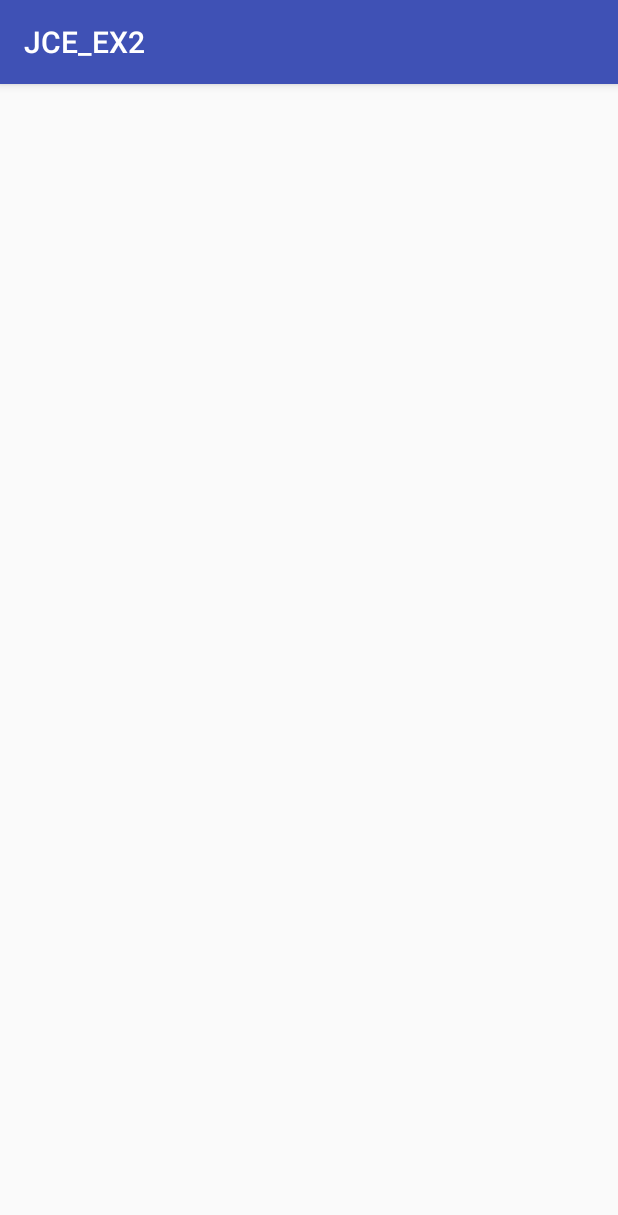
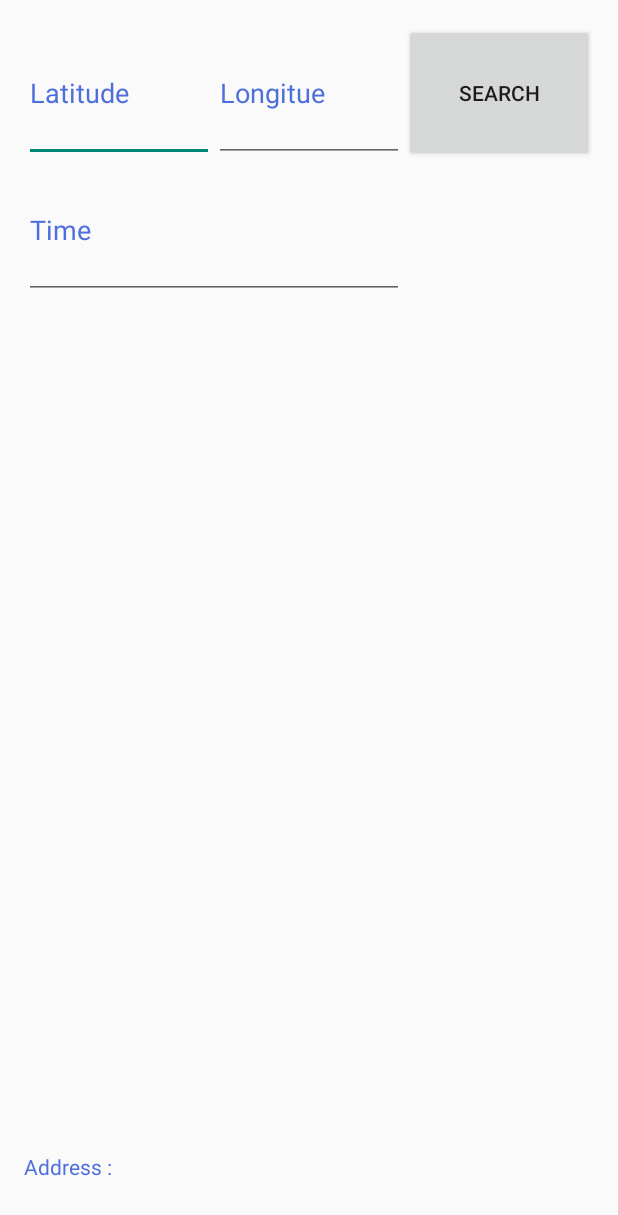
Before and after one commit to MuhammadNe/JCE-Android-Course, an Android app: the screen it shows after launch (MainActivity), on a phone screen of 412 x 824 dp. Shown: the top 1215 px of the screen. Run offline under Robolectric (Android 15) with nearby library versions, the phone set to English and light mode, and no system bars.

Commit message:
Adding location dynamically in database and listView, Layout improved

```diff
--- a/app/src/main/AndroidManifest.xml
+++ b/app/src/main/AndroidManifest.xml
@@ -6,14 +6,15 @@
     <uses-permission android:name="android.permission.ACCESS_FINE_LOCATION" />
 
 
-
     <application
         android:allowBackup="true"
         android:icon="@mipmap/ic_launcher"
         android:label="@string/app_name"
         android:supportsRtl="true"
-        android:theme="@style/AppTheme">
-        <activity android:name=".MainActivity">
+        android:theme="@style/Theme.AppCompat.Light.NoActionBar">
+        <activity
+            android:name=".MainActivity"
+            android:windowSoftInputMode="adjustResize|stateHidden">
             <intent-filter>
                 <action android:name="android.intent.action.MAIN" />
 
--- a/app/src/main/java/ex1/jce/com/jce_ex2/MainActivity.java
+++ b/app/src/main/java/ex1/jce/com/jce_ex2/MainActivity.java
@@ -4,6 +4,7 @@ import android.Manifest;
 import android.content.Intent;
 import android.content.pm.PackageManager;
 import android.database.Cursor;
+import android.database.MatrixCursor;
 import android.location.Location;
 import android.net.Uri;
 import android.provider.Settings;
@@ -23,6 +24,9 @@ import com.google.android.gms.location.LocationListener;
 import com.google.android.gms.location.LocationRequest;
 import com.google.android.gms.location.LocationServices;
 
+import java.security.Timestamp;
+import java.util.Date;
+
 public class MainActivity extends AppCompatActivity implements AdapterView.OnItemClickListener, LocationListener, GoogleApiClient.ConnectionCallbacks, GoogleApiClient.OnConnectionFailedListener {
 
     private GoogleApiClient googleApiClient; // Object that is used to connect to google maps API, must be built to use fused location
@@ -32,13 +36,16 @@ public class MainActivity extends AppCompatActivity implements AdapterView.OnIte
     final private int PERMISSION_REQUEST_CODE = 1;
 
     DatabaseHandler db;
+    Cursor cursor;
+    ListView listView;
+    CustomCursorAdapter customCursorAdapter;
 
     @Override
     protected void onCreate(Bundle savedInstanceState) {
         super.onCreate(savedInstanceState);
         setContentView(R.layout.activity_main);
 
-        ListView listView = (ListView) findViewById(R.id.listView);
+        listView = (ListView) findViewById(R.id.listView);
         //build google api client for fused location method
         googleApiClient = new GoogleApiClient.Builder(getApplicationContext())
                 .addApi(LocationServices.API)
@@ -48,12 +55,11 @@ public class MainActivity extends AppCompatActivity implements AdapterView.OnIte
 
         db = new DatabaseHandler(this);
 
-        //db.addLocation(new LocationData("lala", "nym", "madafaka"));
-        //db.addLocation(new LocationData("iddqd", "idkfa", "idclip"));
+
         /**
          * CRUD Operations
          * */
-        Cursor cursor = db.getAllLocations();
+        cursor = db.getAllLocations();
         while (cursor.moveToNext()) {
             System.out.print(cursor.getString(0) + " / ");
             System.out.print(cursor.getString(1) + " / ");
@@ -62,9 +68,10 @@ public class MainActivity extends AppCompatActivity implements AdapterView.OnIte
 
         }
 
-        CustomCursorAdapter customCursorAdapter = new CustomCursorAdapter(getApplicationContext(), cursor);
+        customCursorAdapter = new CustomCursorAdapter(getApplicationContext(), cursor);
         listView.setAdapter(customCursorAdapter);
         listView.setOnItemClickListener(this);
+
 
     }
 
@@ -156,6 +163,15 @@ public class MainActivity extends AppCompatActivity implements AdapterView.OnIte
 
         if (location != null) {
             //if(oldLocation != null)
+
+            db.addLocation(new LocationData(Double.toString(location.getLatitude()), Double.toString(location.getLongitude()), Long.toString(System.currentTimeMillis())));
+            cursor = db.getAllLocations();
+            customCursorAdapter.changeCursor(cursor);
+           // customCursorAdapter = new CustomCursorAdapter(getApplicationContext(), cursor);
+           // listView.setAdapter(customCursorAdapter);
+
+
+
             System.out.println(location.getLatitude() + " // " + location.getLongitude());
         } else {
             System.out.println("> Location = NULL");
--- a/app/src/main/res/layout/activity_main.xml
+++ b/app/src/main/res/layout/activity_main.xml
@@ -1,16 +1,124 @@
 <?xml version="1.0" encoding="utf-8"?>
-<RelativeLayout xmlns:android="http://schemas.android.com/apk/res/android"
+<LinearLayout xmlns:android="http://schemas.android.com/apk/res/android"
     xmlns:tools="http://schemas.android.com/tools"
     android:layout_width="match_parent"
     android:layout_height="match_parent"
+    android:orientation="vertical"
     android:paddingBottom="@dimen/activity_vertical_margin"
     android:paddingLeft="@dimen/activity_horizontal_margin"
     android:paddingRight="@dimen/activity_horizontal_margin"
     android:paddingTop="@dimen/activity_vertical_margin"
     tools:context="ex1.jce.com.jce_ex2.MainActivity">
 
-   <ListView
-       android:id="@+id/listView"
-       android:layout_width="match_parent"
-       android:layout_height="match_parent"></ListView>
-</RelativeLayout>
+    <LinearLayout
+        android:layout_width="match_parent"
+        android:layout_height="match_parent"
+        android:layout_weight="0.5"
+        android:orientation="vertical">
+
+        <LinearLayout
+            android:layout_width="match_parent"
+            android:layout_height="match_parent"
+            android:layout_weight="0.5"
+            android:orientation="horizontal">
+
+            <RelativeLayout
+                android:layout_width="match_parent"
+                android:layout_height="match_parent"
+                android:layout_weight="0.3">
+
+                <EditText
+                    android:layout_width="match_parent"
+                    android:layout_height="match_parent"
+                    android:hint="Latitude"
+                    android:inputType="numberDecimal"
+                    android:textColorHint="#FF4D6EDC" />
+            </RelativeLayout>
+
+
+            <RelativeLayout
+                android:layout_width="match_parent"
+                android:layout_height="match_parent"
+                android:layout_weight="0.3">
+
+                <EditText
+                    android:layout_width="match_parent"
+                    android:layout_height="match_parent"
+                    android:hint="Longitue"
+                    android:inputType="numberDecimal"
+                    android:textColorHint="#FF4D6EDC" />
+            </RelativeLayout>
+
+
+            <RelativeLayout
+                android:layout_width="match_parent"
+                android:layout_height="match_parent"
+                android:layout_weight="0.3">
+
+                <Button
+                    android:layout_width="match_parent"
+                    android:layout_height="match_parent"
+                    android:text="Search" />
+            </RelativeLayout>
+
+        </LinearLayout>
+
+        <LinearLayout
+            android:layout_width="match_parent"
+            android:layout_height="match_parent"
+            android:layout_weight="0.5"
+            android:orientation="horizontal">
+
+            <RelativeLayout
+                android:layout_width="match_parent"
+                android:layout_height="match_parent"
+                android:layout_weight="0.3">
+
+                <EditText
+                    android:layout_width="match_parent"
+                    android:layout_height="match_parent"
+                    android:hint="Time"
+                    android:inputType="date"
+                    android:textColorHint="#4d6edc"
+                    />
+            </RelativeLayout>
+
+            <LinearLayout
+                android:layout_width="match_parent"
+                android:layout_height="match_parent"
+                android:layout_weight="0.6"></LinearLayout>
+        </LinearLayout>
+
+    </LinearLayout>
+
+    <LinearLayout
+        android:layout_width="match_parent"
+        android:layout_height="match_parent"
+        android:layout_weight="0.2">
+
+        <ListView
+            android:id="@+id/listView"
+            android:layout_width="match_parent"
+            android:layout_height="match_parent"
+            android:layout_marginBottom="5dp"
+            android:layout_marginTop="5dp"></ListView>
+    </LinearLayout>
+
+    <RelativeLayout
+        android:layout_width="match_parent"
+        android:layout_height="match_parent"
+        android:layout_weight="0.6">
+
+        <TextView
+            android:layout_width="match_parent"
+            android:layout_height="match_parent"
+            android:textColor="#FF4D6EDC"
+            android:text="Address : "
+            android:gravity="center_vertical"
+            android:layout_alignParentTop="true"
+            android:layout_alignParentLeft="true"
+            android:layout_alignParentStart="true" />
+
+
+    </RelativeLayout>
+</LinearLayout>
```
